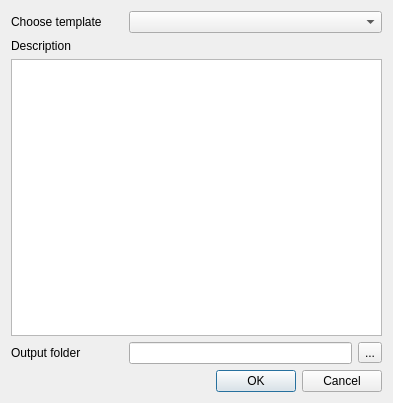
First picture: the form in LDMP/gui/DlgGenerateReport.ui, repository ConservationInternational/trends.earth, before the edit.
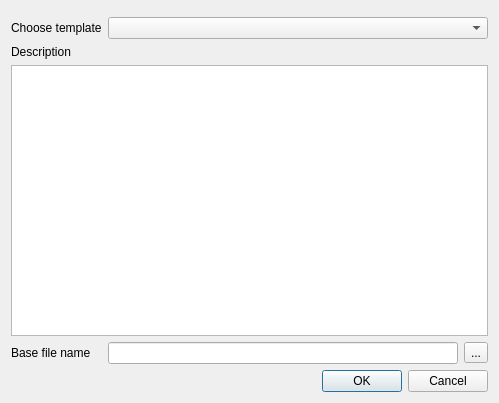
Second picture: the form after the edit. Custom widgets are drawn as their Qt base class.

Commit message: Update compound report dialog functionality

The edit to the form file:
```diff
--- a/LDMP/gui/DlgGenerateReport.ui
+++ b/LDMP/gui/DlgGenerateReport.ui
@@ -6,7 +6,7 @@
    <rect>
     <x>0</x>
     <y>0</y>
-    <width>393</width>
+    <width>499</width>
     <height>403</height>
    </rect>
   </property>
@@ -15,60 +15,6 @@
   </property>
   <layout class="QGridLayout" name="gridLayout">
    <item row="1" column="0">
-    <widget class="QLabel" name="label_2">
-     <property name="text">
-      <string>Description</string>
-     </property>
-    </widget>
-   </item>
-   <item row="3" column="0">
-    <widget class="QLabel" name="label_3">
-     <property name="text">
-      <string>Output folder</string>
-     </property>
-    </widget>
-   </item>
-   <item row="3" column="1" colspan="2">
-    <widget class="QLineEdit" name="output_dir_le">
-     <property name="readOnly">
-      <bool>true</bool>
-     </property>
-    </widget>
-   </item>
-   <item row="3" column="3">
-    <widget class="QToolButton" name="browse_dir_tb">
-     <property name="toolTip">
-      <string>Select output folder</string>
-     </property>
-     <property name="text">
-      <string>...</string>
-     </property>
-    </widget>
-   </item>
-   <item row="4" column="0" colspan="4">
-    <widget class="QDialogButtonBox" name="buttonBox">
-     <property name="orientation">
-      <enum>Qt::Horizontal</enum>
-     </property>
-     <property name="standardButtons">
-      <set>QDialogButtonBox::Cancel|QDialogButtonBox::Ok</set>
-     </property>
-    </widget>
-   </item>
-   <item row="1" column="1" colspan="3">
-    <widget class="QLabel" name="description_lbl">
-     <property name="text">
-      <string/>
-     </property>
-     <property name="scaledContents">
-      <bool>true</bool>
-     </property>
-     <property name="wordWrap">
-      <bool>true</bool>
-     </property>
-    </widget>
-   </item>
-   <item row="0" column="0">
     <widget class="QLabel" name="label">
      <property name="maximumSize">
       <size>
@@ -81,17 +27,27 @@
      </property>
     </widget>
    </item>
-   <item row="0" column="1" colspan="3">
-    <widget class="QComboBox" name="template_cbo">
-     <property name="sizePolicy">
-      <sizepolicy hsizetype="Expanding" vsizetype="Fixed">
-       <horstretch>0</horstretch>
-       <verstretch>0</verstretch>
-      </sizepolicy>
+   <item row="5" column="0" colspan="3">
+    <widget class="QDialogButtonBox" name="buttonBox">
+     <property name="orientation">
+      <enum>Qt::Horizontal</enum>
      </property>
+     <property name="standardButtons">
+      <set>QDialogButtonBox::Cancel|QDialogButtonBox::Ok</set>
+     </property>
     </widget>
    </item>
-   <item row="2" column="0" colspan="4">
+   <item row="4" column="2">
+    <widget class="QToolButton" name="browse_dir_tb">
+     <property name="toolTip">
+      <string>Specify base file name</string>
+     </property>
+     <property name="text">
+      <string>...</string>
+     </property>
+    </widget>
+   </item>
+   <item row="3" column="0" colspan="3">
     <widget class="QTableView" name="dataset_scope_tv">
      <property name="selectionMode">
       <enum>QAbstractItemView::SingleSelection</enum>
@@ -110,8 +66,86 @@
      </attribute>
     </widget>
    </item>
+   <item row="1" column="1" colspan="2">
+    <widget class="QComboBox" name="template_cbo">
+     <property name="sizePolicy">
+      <sizepolicy hsizetype="Expanding" vsizetype="Fixed">
+       <horstretch>0</horstretch>
+       <verstretch>0</verstretch>
+      </sizepolicy>
+     </property>
+    </widget>
+   </item>
+   <item row="2" column="1" colspan="2">
+    <widget class="QLabel" name="description_lbl">
+     <property name="text">
+      <string/>
+     </property>
+     <property name="scaledContents">
+      <bool>true</bool>
+     </property>
+     <property name="wordWrap">
+      <bool>true</bool>
+     </property>
+    </widget>
+   </item>
+   <item row="2" column="0">
+    <widget class="QLabel" name="label_2">
+     <property name="text">
+      <string>Description</string>
+     </property>
+    </widget>
+   </item>
+   <item row="4" column="0">
+    <widget class="QLabel" name="label_3">
+     <property name="text">
+      <string>Base file name</string>
+     </property>
+    </widget>
+   </item>
+   <item row="4" column="1">
+    <widget class="QLineEdit" name="output_dir_le">
+     <property name="readOnly">
+      <bool>true</bool>
+     </property>
+     <property name="placeholderText">
+      <string/>
+     </property>
+    </widget>
+   </item>
+   <item row="0" column="0" colspan="3">
+    <widget class="QgsMessageBar" name="msg_bar">
+     <property name="minimumSize">
+      <size>
+       <width>0</width>
+       <height>0</height>
+      </size>
+     </property>
+     <property name="frameShape">
+      <enum>QFrame::StyledPanel</enum>
+     </property>
+     <property name="frameShadow">
+      <enum>QFrame::Raised</enum>
+     </property>
+    </widget>
+   </item>
   </layout>
  </widget>
+ <customwidgets>
+  <customwidget>
+   <class>QgsMessageBar</class>
+   <extends>QFrame</extends>
+   <header>qgis.gui</header>
+   <container>1</container>
+  </customwidget>
+ </customwidgets>
+ <tabstops>
+  <tabstop>template_cbo</tabstop>
+  <tabstop>dataset_scope_tv</tabstop>
+  <tabstop>output_dir_le</tabstop>
+  <tabstop>browse_dir_tb</tabstop>
+  <tabstop>buttonBox</tabstop>
+ </tabstops>
  <resources/>
  <connections>
   <connection>
```
Left out of the diff: 16 changed lines with no effect on the pictures. The commit also changes 3 other files.
